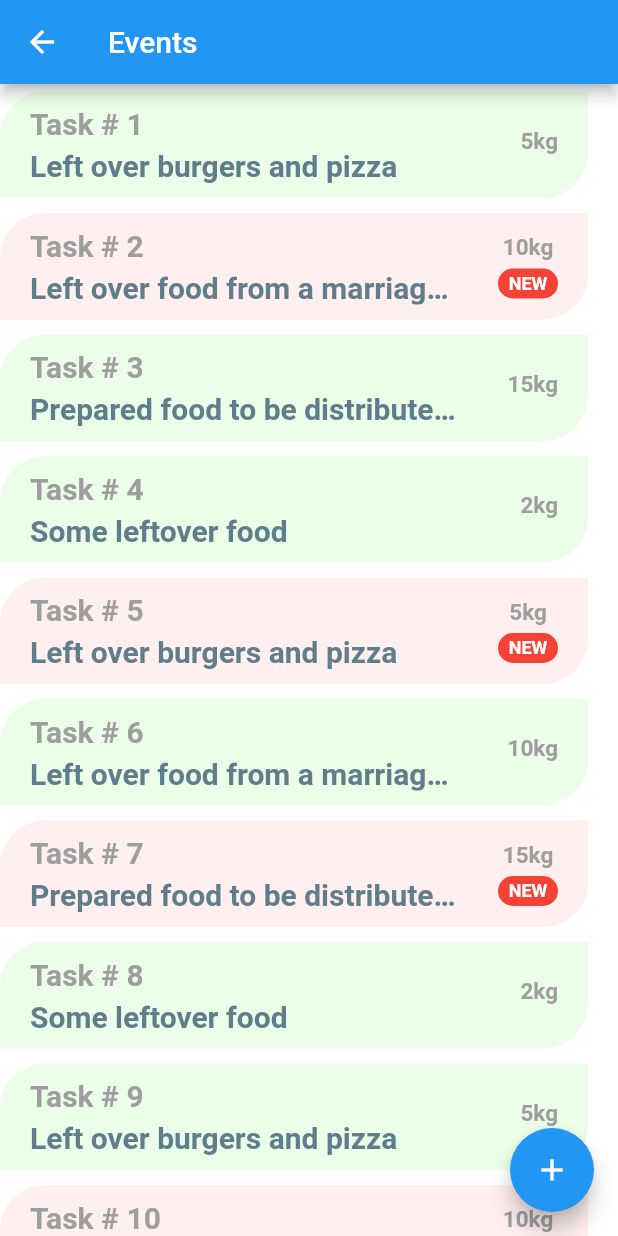
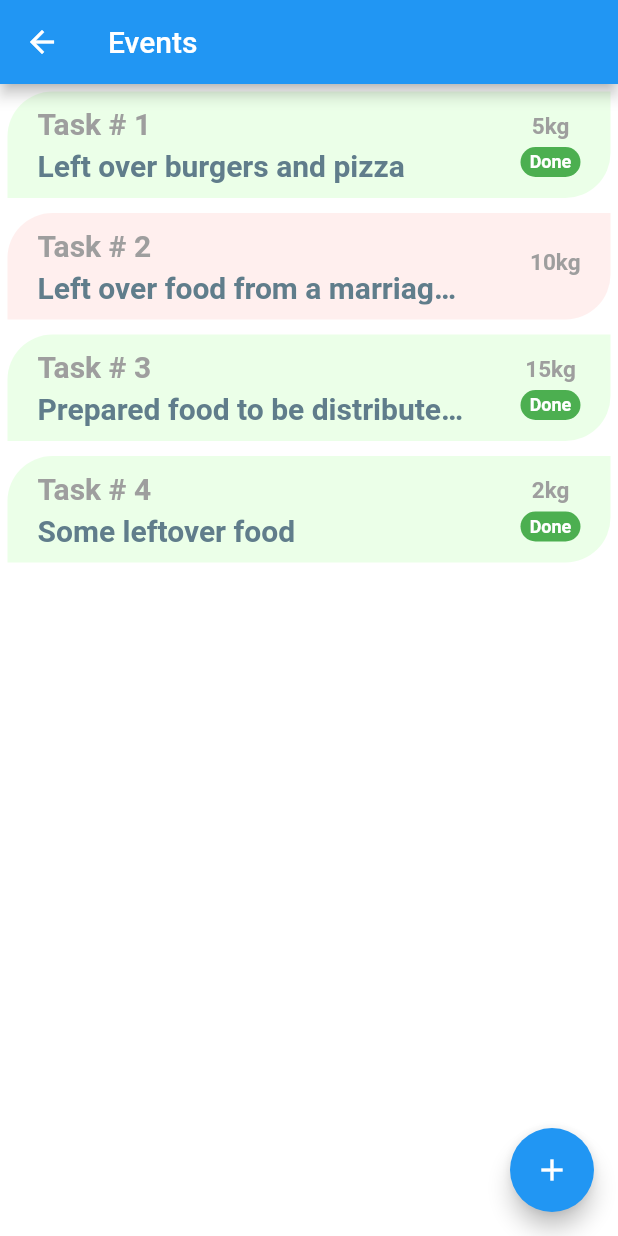
Before and after one commit to taimoor61/FoodEn, a Flutter app: the EventScreen screen opened directly, on a phone screen of 412 x 824 dp. Run offline on Flutter 3.47's test engine with Material 2 defaults, Android fonts, the phone set to English and light mode, and no system bars.

Commit message:
Added Bottom Model and Event addition functionality

```diff
--- /dev/null
+++ b/lib/models/event_data.dart
@@ -0,0 +1,3 @@
+List<int> weightList = [
+  1, 5, 10, 20, 30, 40, 50
+];
--- a/lib/models/events.dart
+++ b/lib/models/events.dart
@@ -7,26 +7,3 @@ class Event{
   String description;
   bool isHandled;
 }
-
-List<Event> events = [
-  Event(amount: 5, volunteerRequired: 2, description: "Left over burgers and pizza", isHandled: true),
-  Event(amount: 10, volunteerRequired: 2, description: "Left over food from a marriage hall"),
-  Event(amount: 15, volunteerRequired: 3, description: "Prepared food to be distributed among the needy", isHandled: true),
-  Event(amount: 2, volunteerRequired: 1, description: "Some leftover food", isHandled: true),
-  Event(amount: 5, volunteerRequired: 2, description: "Left over burgers and pizza"),
-  Event(amount: 10, volunteerRequired: 2, description: "Left over food from a marriage hall", isHandled: true),
-  Event(amount: 15, volunteerRequired: 3, description: "Prepared food to be distributed among the needy"),
-  Event(amount: 2, volunteerRequired: 1, description: "Some leftover food", isHandled: true),
-  Event(amount: 5, volunteerRequired: 2, description: "Left over burgers and pizza", isHandled: true),
-  Event(amount: 10, volunteerRequired: 2, description: "Left over food from a marriage hall"),
-  Event(amount: 15, volunteerRequired: 3, description: "Prepared food to be distributed among the needy"),
-  Event(amount: 2, volunteerRequired: 1, description: "Some leftover food", isHandled: true),
-  Event(amount: 5, volunteerRequired: 2, description: "Left over burgers and pizza"),
-  Event(amount: 10, volunteerRequired: 2, description: "Left over food from a marriage hall"),
-  Event(amount: 15, volunteerRequired: 3, description: "Prepared food to be distributed among the needy"),
-  Event(amount: 2, volunteerRequired: 1, description: "Some leftover food"),
-  Event(amount: 5, volunteerRequired: 2, description: "Left over burgers and pizza"),
-  Event(amount: 10, volunteerRequired: 2, description: "Left over food from a marriage hall"),
-  Event(amount: 15, volunteerRequired: 3, description: "Prepared food to be distributed among the needy"),
-  Event(amount: 2, volunteerRequired: 1, description: "Some leftover food")
-];
--- a/lib/screens/event_screen.dart
+++ b/lib/screens/event_screen.dart
@@ -1,7 +1,35 @@
 import 'package:flutter/material.dart';
 import 'package:fooden/models/events.dart';
+import 'package:fooden/screens/add_event_screen.dart';
 
-class EventScreen extends StatelessWidget {
+class EventScreen extends StatefulWidget {
+  @override
+  _EventScreenState createState() => _EventScreenState();
+}
+
+class _EventScreenState extends State<EventScreen> {
+  List<Event> events = [
+    Event(
+        amount: 5,
+        volunteerRequired: 2,
+        description: "Left over burgers and pizza",
+        isHandled: true),
+    Event(
+        amount: 10,
+        volunteerRequired: 2,
+        description: "Left over food from a marriage hall"),
+    Event(
+        amount: 15,
+        volunteerRequired: 3,
+        description: "Prepared food to be distributed among the needy",
+        isHandled: true),
+    Event(
+        amount: 2,
+        volunteerRequired: 1,
+        description: "Some leftover food",
+        isHandled: true),
+  ];
+
   @override
   Widget build(BuildContext context) {
     return Scaffold(
@@ -9,22 +37,44 @@ class EventScreen extends StatelessWidget {
         title: Text("Events"),
       ),
       floatingActionButton: FloatingActionButton(
-        onPressed: null,
           child: Icon(Icons.add),
-      ),
+          onPressed: () {
+            showModalBottomSheet(
+                context: context,
+                isScrollControlled: true,
+                builder: (context) => SingleChildScrollView(
+                        child: Container(
+                      padding: EdgeInsets.only(
+                          bottom: MediaQuery.of(context).viewInsets.bottom),
+                      child: AddEventScreen((event) {
+                        setState(() {
+                          events.add(event);
+                        });
+                      }),
+                    )));
+          }),
       body: ListView.builder(
+        shrinkWrap: true,
         itemCount: events.length,
         itemBuilder: (BuildContext context, int index) {
           final Event event = events[index];
-          return Container(
-            margin: EdgeInsets.only(top: 5.0, bottom: 5.0, right: 20.0),
+          return GestureDetector(
+            onLongPress: (){
+              setState(() {
+                events.remove(event);
+              });
+            },
+            child: Container(
+              margin: EdgeInsets.all(
+                  5.0), //only(top: 5.0, bottom: 5.0, right: 20.0, left: 5.0),
               padding: EdgeInsets.symmetric(horizontal: 20.0, vertical: 10.0),
               decoration: BoxDecoration(
                 color: event.isHandled ? Color(0xFFebffe8) : Color(0xFFFFEFEE),
                 borderRadius: BorderRadius.only(
                   topLeft: Radius.circular(30.0),
                   bottomRight: Radius.circular(30.0),
-                )),
+                ),
+              ),
               child: Row(
                 mainAxisAlignment: MainAxisAlignment.spaceBetween,
                 children: <Widget>[
@@ -63,15 +113,16 @@ class EventScreen extends StatelessWidget {
                       ),
                     ),
                     SizedBox(height: 5.0),
-                  event.isHandled ? SizedBox.shrink(): Container(
+                    event.isHandled
+                        ? Container(
                             width: 40.0,
                             height: 20.0,
                             decoration: BoxDecoration(
                                 borderRadius: BorderRadius.circular(30.0),
-                        color: Colors.red),
+                                color: Colors.green),
                             alignment: Alignment.center,
                             child: Text(
-                      "NEW",
+                              "Done",
                               style: TextStyle(
                                 color: Colors.white,
                                 fontSize: 12.0,
@@ -79,8 +130,10 @@ class EventScreen extends StatelessWidget {
                               ),
                             ),
                           )
+                        : SizedBox.shrink()
                   ])
                 ],
+              ),
             ),
           );
         },
```
Also changed, not shown: lib/constants.dart (+29 -0 lines), lib/screens/add_event_screen.dart (added, +152 -0 lines), lib/screens/home_screen.dart (line endings or trailing spaces). Lines whose indentation alone changed are shown as unchanged.
